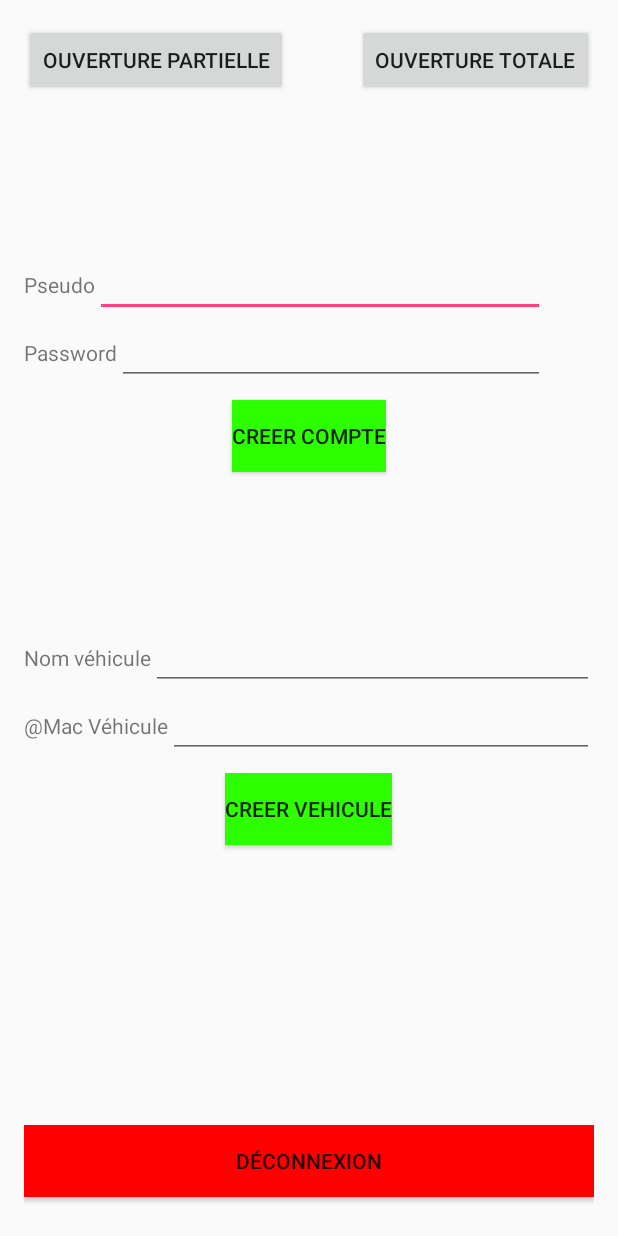
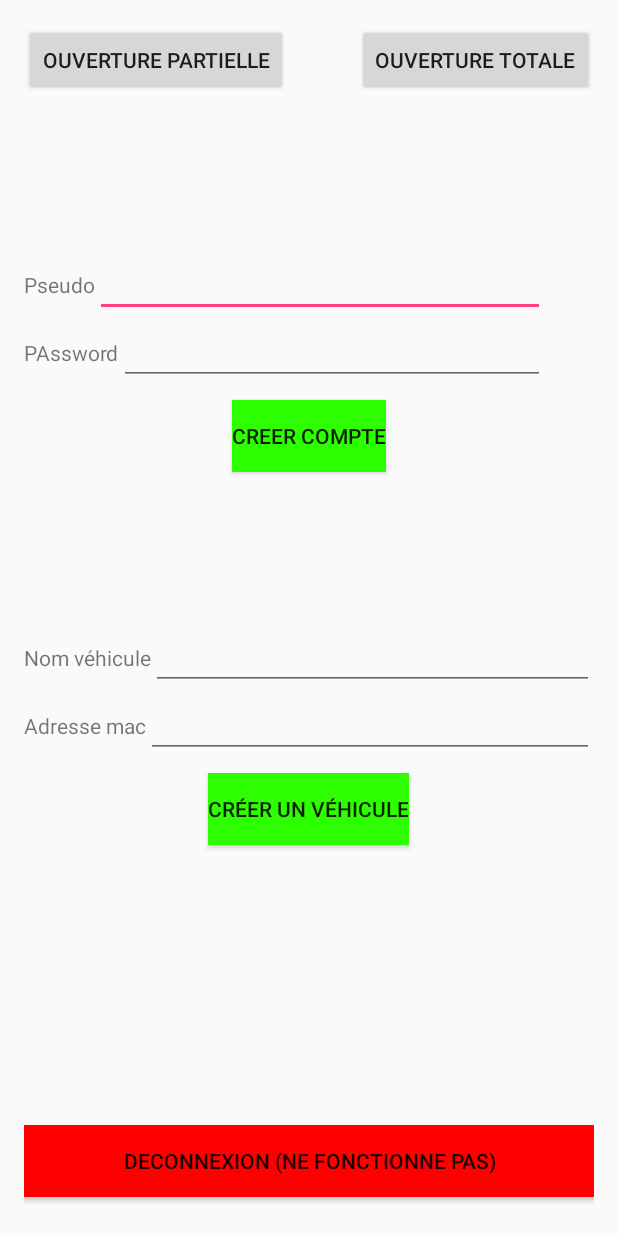
Before and after one commit to kechanut/Projet_IL_CHANUT_GARIC_LOPES_ROY, an Android app: the RCActivity screen opened directly, with no data from a screen before it, after a tap on "OUVERTURE PARTIELLE", on a phone screen of 412 x 824 dp. Run offline under Robolectric (Android 15) with nearby library versions, the phone set to English and light mode, and no system bars; our stand-ins replace Firebase (no records; nobody signed in at launch, a user with empty details on screens opened directly); 5 statements that could not run were skipped.

Commit message:
Derniere version de l'application mobile

```diff
--- a/EV3BTRC/app/src/main/AndroidManifest.xml
+++ b/EV3BTRC/app/src/main/AndroidManifest.xml
@@ -17,6 +17,7 @@
             android:theme="@style/AppTheme.NoActionBar">
             <intent-filter>
                 <action android:name="android.intent.action.MAIN" />
+
                 <category android:name="android.intent.category.LAUNCHER" />
             </intent-filter>
         </activity>
@@ -24,11 +25,14 @@
             android:name=".RCActivity"
             android:label="@string/title_activity_rc"
             android:theme="@style/AppTheme.NoActionBar">
+
         </activity>
         <activity
             android:name=".AddUserActivity"
             android:label="@string/title_activity_add_user"
             android:theme="@style/AppTheme.NoActionBar">
+
         </activity>
     </application>
+
 </manifest>
--- a/EV3BTRC/app/src/main/java/ca/ualberta/awhittle/ev3btrc/RCActivity.java
+++ b/EV3BTRC/app/src/main/java/ca/ualberta/awhittle/ev3btrc/RCActivity.java
@@ -6,19 +6,21 @@ import android.content.DialogInterface;
 import android.content.Intent;
 import android.content.SharedPreferences;
 import android.os.Bundle;
-import android.os.Parcelable;
-import android.support.design.widget.FloatingActionButton;
-import android.support.design.widget.Snackbar;
-import android.support.v7.app.AppCompatActivity;
-import android.support.v7.widget.Toolbar;
+
+import androidx.appcompat.app.AppCompatActivity;
+import androidx.appcompat.widget.Toolbar;
 import android.util.Log;
-import android.view.MotionEvent;
 import android.view.View;
 import android.widget.Button;
 import android.widget.EditText;
 import android.widget.Toast;
 
-import java.io.Serializable;
+import com.google.firebase.database.DataSnapshot;
+import com.google.firebase.database.DatabaseError;
+import com.google.firebase.database.DatabaseReference;
+import com.google.firebase.database.FirebaseDatabase;
+import com.google.firebase.database.ValueEventListener;
+
 import java.util.ArrayList;
 
 public class RCActivity extends AppCompatActivity {
@@ -26,15 +28,15 @@ public class RCActivity extends AppCompatActivity {
     BT_Comm btComm;
     SharedPreferences sharedPreferences;
 
-
-
-
     @Override
     protected void onCreate(Bundle savedInstanceState) {
         super.onCreate(savedInstanceState);
         setContentView(R.layout.activity_rc);
         //Toolbar toolbar = (Toolbar) findViewById(R.id.toolbar);
         //setSupportActionBar(toolbar);
+
+        listenMessageFromRover();
+        sendMessageToRover("i_detect_you");
 
         btComm = new BT_Comm();
         sharedPreferences = getSharedPreferences(getString(R.string.MyPREFERENCES), Context.MODE_PRIVATE);
@@ -72,7 +74,6 @@ public class RCActivity extends AppCompatActivity {
 
         //sharedPreferences = getSharedPreferences(getString(R.string.MyPREFERENCES), Context.MODE_PRIVATE);
 
-
         if(!btComm.initBT()){
             // User did not enable Bluetooth
             btDisabledToast.show();
@@ -87,49 +88,23 @@ public class RCActivity extends AppCompatActivity {
             startActivity(intent);
         }
 
+        // En cas de clic sur le bouton d'ouverture partielle
         final Button buttonOuverturePartielle = (Button) findViewById(R.id.buttonOuverturePartielle);
         buttonOuverturePartielle.setOnClickListener(new View.OnClickListener() {
             public void onClick(View v) {
-              /*  try {
-                    btComm.writeMessage((byte) 1);
-                } catch (InterruptedException e) {
-                    e.printStackTrace();
-                }
-                */
-
-                try {
-                    ArrayList<String> params = new ArrayList<>();
-                    params.add("ouvPartielle");
-                    MessageBluetooth msg = new MessageBluetooth("commande", params);
-                    btComm.writeMessage2(msg);
-                } catch (InterruptedException e) {
-                    e.printStackTrace();
-                }
-
+                ouverturePartielle();
             }
         });
 
+        // En cas de clic sur le bouton d'ouverture totale
         final Button buttonOuvertureTotale = (Button) findViewById(R.id.buttonOuvertureTotale);
         buttonOuvertureTotale.setOnClickListener(new View.OnClickListener() {
             public void onClick(View v) {
-               /* try {
-                    btComm.writeMessage((byte) 2);
-                } catch (InterruptedException e) {
-                    e.printStackTrace();
-                }*/
-
-                try {
-                    ArrayList<String> params = new ArrayList<>();
-                    params.add("ouvTotale");
-                    MessageBluetooth msg = new MessageBluetooth("commande", params);
-                    Log.d("MESSAGE OUV TOTALE", "onClick: "+msg.getParams());
-                    btComm.writeMessage2(msg);
-                } catch (InterruptedException e) {
-                    e.printStackTrace();
-                }
+                ouvertureTotale();
             }
         });
 
+        //Bouton permettant la déconnexion (pas encore implémenté)
         /*final Button buttonDeco = (Button) findViewById(R.id.button_deco);
         buttonDeco.setOnClickListener(new View.OnClickListener() {
             public void onClick(View v) {
@@ -138,6 +113,8 @@ public class RCActivity extends AppCompatActivity {
                     params.add("deconnexion");
                     MessageBluetooth msg = new MessageBluetooth("commande", params);
                     Log.d("MESSAGE DECONNEXION", "onClick: "+msg.getParams());
+
+                    //On envoie le message a la brique
                     btComm.writeMessage2(msg);
 
                     Intent intent = new Intent(RCActivity.this, ConnectActivity.class);
@@ -148,31 +125,37 @@ public class RCActivity extends AppCompatActivity {
             }
         });*/
 
-
         final EditText pseudo = (EditText) findViewById(R.id.textLogin);
         final EditText mdp = (EditText) findViewById(R.id.textPassword);
 
+        //Bouton permettant la création d'un utilisateur
         final Button creerUser = (Button) findViewById(R.id.createUserButton);
         creerUser.setOnClickListener(new View.OnClickListener() {
             public void onClick(View v) {
+                //On récupère les éléments du formulaire
                 String pseudotostring = pseudo.getText().toString();
                 String mdptostring = mdp.getText().toString();
-                User newuser = new User(pseudotostring,mdptostring);
-
+                User newuser = new User(pseudotostring, mdptostring);
 
                 try {
+                    //On créer un tableau de paramètres et on y rajoute les éléments
                     ArrayList<String> params = new ArrayList<>();
                     params.add(newuser.getName());
                     params.add(newuser.getPwd());
+
+                    //On créer un nouveau message Bluetooth
                     MessageBluetooth msg = new MessageBluetooth("newuser", params);
-                    Log.d("MESSAGE", "onClick: "+msg.getParams());
+                    Log.d("MESSAGE", "onClick: " + msg.getParams());
+
+                    //On envoie le message a la brique
                     btComm.writeMessage2(msg);
-                    Log.d("Liste de user", ""+params);
+                    Log.d("Liste de user", "" + params);
 
+                    //On vide les champs du formulaire
                     pseudo.getText().clear();
                     mdp.getText().clear();
                     Toast.makeText(getApplicationContext(), "User créé", Toast.LENGTH_SHORT).show();
-                }catch (InterruptedException e) {
+                } catch (InterruptedException e) {
                     e.printStackTrace();
                 }
             }
@@ -184,30 +167,118 @@ public class RCActivity extends AppCompatActivity {
         final Button creerVehicule = (Button) findViewById(R.id.createVehiculeButton);
         creerVehicule.setOnClickListener(new View.OnClickListener() {
             public void onClick(View v) {
+                //On récupère les éléments du formulaire
                 String nameVehiToString = nameVehi.getText().toString();
                 String addMacToString = addMac.getText().toString();
-                Vehicule newvehicule = new Vehicule(nameVehiToString,addMacToString);
-
+                Vehicule newvehicule = new Vehicule(nameVehiToString, addMacToString);
 
                 try {
+                    //On créer un tableau de paramètres et on y rajoute les éléments
                     ArrayList<String> params = new ArrayList<>();
                     params.add(newvehicule.getNameVehi());
                     params.add(newvehicule.getAddMac());
+
+                    //On créer un nouveau message Bluetooth
                     MessageBluetooth msg = new MessageBluetooth("newvehicule", params);
-                    Log.d("MESSAGE", "onClick: "+msg.getParams());
+                    Log.d("MESSAGE", "onClick: " + msg.getParams());
+
+                    //On envoie le message a la brique
                     btComm.writeMessage2(msg);
-                    Log.d("Liste de user", ""+params);
+                    Log.d("Liste de user", "" + params);
 
+                    //On vide les champs du formulaire
                     nameVehi.getText().clear();
                     addMac.getText().clear();
                     Toast.makeText(getApplicationContext(), "Véhicule créé", Toast.LENGTH_SHORT).show();
-                }catch (InterruptedException e) {
+                } catch (InterruptedException e) {
                     e.printStackTrace();
                 }
             }
         });
-
-
     }
 
+    //Gère l'envoi du message d'ouverture totale à la brique
+    public void ouvertureTotale() {
+        try {
+            ArrayList<String> params = new ArrayList<>();
+            params.add("ouvTotale");
+            MessageBluetooth msg = new MessageBluetooth("commande", params);
+            Log.d("MESSAGE OUV TOTALE", "onClick: "+msg.getParams());
+            btComm.writeMessage2(msg);
+        } catch (InterruptedException e) {
+            e.printStackTrace();
+        }
+    }
+
+    //Gère l'envoi du message d'ouverture partielle à la brique
+    public void ouverturePartielle() {
+        try {
+            ArrayList<String> params = new ArrayList<>();
+            params.add("ouvPartielle");
+            MessageBluetooth msg = new MessageBluetooth("commande", params);
+            btComm.writeMessage2(msg);
+        } catch (InterruptedException e) {
+            e.printStackTrace();
+        }
+    }
+
+    //Gère l'envoi du message de fermeture à la brique (pas implémenté)
+    /*public void fermeture_portail() {
+        try {
+            ArrayList<String> params = new ArrayList<>();
+            params.add("fermer"); // A Modifier
+            MessageBluetooth msg = new MessageBluetooth("commande", params);
+            btComm.writeMessage2(msg);
+        } catch (InterruptedException e) {
+            e.printStackTrace();
+        }
+    }*/
+
+    //Envoie un message sur firebase afin de prévenir le véhicule
+    public void sendMessageToRover(String msg) {
+        // Write a message to the database
+        FirebaseDatabase database = FirebaseDatabase.getInstance();
+        DatabaseReference myRef = database.getReference("portail");
+        myRef.setValue(msg);
+    }
+
+    //Ecoute firebase afin de s'avoir si le véhicule souhaite ouvrir ou fermer le portail
+    public void listenMessageFromRover() {
+        FirebaseDatabase database = FirebaseDatabase.getInstance();
+        DatabaseReference myRef = database.getReference("rover");
+        myRef.addValueEventListener(new ValueEventListener() {
+            @Override
+            public void onDataChange(DataSnapshot dataSnapshot) {
+                // This method is called once with the initial value and again
+                // whenever data at this location is updated.
+                String value = dataSnapshot.getValue(String.class);
+                Log.d("MESSAGE rover :", "Value is: " + value);
+                Context context = getApplicationContext();
+
+                if (!value.equals("null")) {
+                    Toast m = Toast.makeText(context, "MESSAGE rover : "+value, Toast.LENGTH_LONG);
+                    m.show();
+                }
+                sendMessageToRover("I receive : "+value);
+                //Action en fonction de ce que souhaite le véhicule
+                switch(value) {
+                    case "ouverture_total" :
+                        ouvertureTotale();
+                        break;
+                    case "ouverture_partielle" :
+                        ouverturePartielle();
+                        break;
+                    case "Fermeture_portail" :
+                        ouvertureTotale();
+                        break;
+                }
+            }
+
+            @Override
+            public void onCancelled(DatabaseError error) {
+                // Failed to read value
+                Log.w("MESSAGE rover", "Failed to read value.", error.toException());
+            }
+        });
+    }
 }
--- a/EV3BTRC/app/src/main/res/layout/activity_rc.xml
+++ b/EV3BTRC/app/src/main/res/layout/activity_rc.xml
@@ -1,5 +1,5 @@
 <?xml version="1.0" encoding="utf-8"?>
-<android.support.design.widget.CoordinatorLayout xmlns:android="http://schemas.android.com/apk/res/android"
+<androidx.coordinatorlayout.widget.CoordinatorLayout xmlns:android="http://schemas.android.com/apk/res/android"
     xmlns:app="http://schemas.android.com/apk/res-auto"
     xmlns:tools="http://schemas.android.com/tools"
     android:layout_width="match_parent"
@@ -9,4 +9,4 @@
 
     <include layout="@layout/content_rc" />
 
-</android.support.design.widget.CoordinatorLayout>
+</androidx.coordinatorlayout.widget.CoordinatorLayout>
--- a/EV3BTRC/app/src/main/res/layout/adduser_rc.xml
+++ b/EV3BTRC/app/src/main/res/layout/adduser_rc.xml
@@ -1,5 +1,5 @@
 <?xml version="1.0" encoding="utf-8"?>
-<android.support.design.widget.CoordinatorLayout xmlns:android="http://schemas.android.com/apk/res/android"
+<androidx.coordinatorlayout.widget.CoordinatorLayout xmlns:android="http://schemas.android.com/apk/res/android"
     xmlns:app="http://schemas.android.com/apk/res-auto"
     xmlns:tools="http://schemas.android.com/tools"
     android:layout_width="match_parent"
@@ -9,4 +9,4 @@
 
     <include layout="@layout/content_adduser" />
 
-</android.support.design.widget.CoordinatorLayout>
+</androidx.coordinatorlayout.widget.CoordinatorLayout>
--- a/EV3BTRC/app/src/main/res/values/strings.xml
+++ b/EV3BTRC/app/src/main/res/values/strings.xml
@@ -24,13 +24,12 @@
     <string name="bt_failed">Could not connect to given mac address</string>
     <string name="bt_disabled">Please enable Bluetooth</string>
     <string name="title_activity_add_user">Ajout user</string>
-    <string name="default_password">Password</string>
+    <string name="default_password">PAssword</string>
     <string name="createAccount">Creer compte</string>
     <string name="pseudo">Pseudo</string>
     <string name="btcom">btcom</string>
-    <string name="btCreerUser">Ne fonctionne pas</string>
+    <string name="createVehicule">Créer un véhicule</string>
+    <string name="deconnexion">Deconnexion (ne fonctionne pas)</string>
+    <string name="addMac">Adresse mac</string>
     <string name="nameVeh">Nom véhicule</string>
-    <string name="addMac">\@Mac Véhicule</string>
-    <string name="createVehicule">CREER VEHICULE</string>
-    <string name="deconnexion">Déconnexion</string>
 </resources>
--- a/EV3BTRC/build.gradle
+++ b/EV3BTRC/build.gradle
@@ -7,7 +7,7 @@ buildscript {
     }
     dependencies {
         classpath 'com.android.tools.build:gradle:4.0.1'
-
+        classpath 'com.google.gms:google-services:4.0.1'
         // NOTE: Do not place your application dependencies here; they belong
         // in the individual module build.gradle files
     }
--- a/EV3BTRC/gradle.properties
+++ b/EV3BTRC/gradle.properties
@@ -16,3 +16,5 @@
 # This option should only be used with decoupled projects. More details, visit
 # http://www.gradle.org/docs/current/userguide/multi_project_builds.html#sec:decoupled_projects
 # org.gradle.parallel=true
+android.enableJetifier=true
+android.useAndroidX=true
```
Also changed, not shown: EV3BTRC/app/build.gradle (+15 -6 lines), EV3BTRC/app/src/main/java/ca/ualberta/awhittle/ev3btrc/AddUserActivity.java (+2 -6 lines), EV3BTRC/app/src/main/java/ca/ualberta/awhittle/ev3btrc/ConnectActivity.java (+10 -11 lines), EV3BTRC/app/src/main/res/layout/activity_connect.xml (+5 -5 lines), 1 other file.
